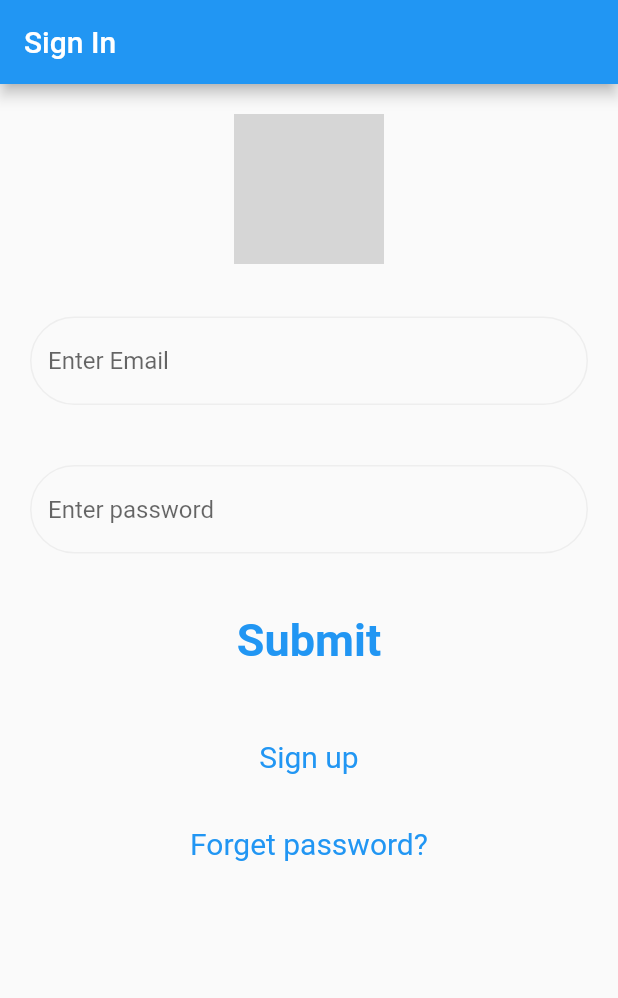
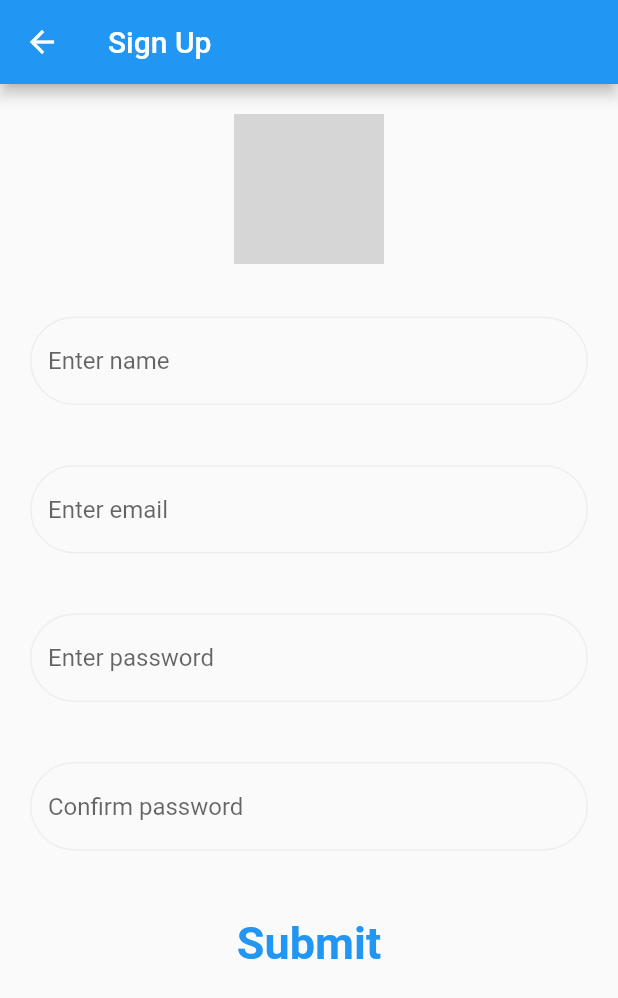
Before and after one commit to elodieriou/holbertonschool-twitter_clone, a Flutter app: the screen it shows after launch, after a tap on "Sign up", on a phone screen of 412 x 824 dp. Shown: the top 998 px of the screen. Run offline on Flutter 3.47's test engine with Material 2 defaults, Android fonts, the phone set to English and light mode, and no system bars; network calls fail; Roboto replaces fonts that are missing (Raleway); grey boxes are pictures that could not be loaded.

Commit message:
4. Sign Up

```diff
--- a/twitter/lib/screens/signin_screen.dart
+++ b/twitter/lib/screens/signin_screen.dart
@@ -2,6 +2,7 @@ import 'package:flutter/foundation.dart';
 import 'package:flutter/material.dart';
 import '../widgets/entry_field.dart';
 import '../widgets/flat_button.dart';
+import './signup_screen.dart';
 
 class SignIn extends StatefulWidget {
   const SignIn({super.key});
@@ -26,6 +27,14 @@ class _SignInState extends State<SignIn> {
     _emailController.dispose();
     _passwordController.dispose();
     super.dispose();
+  }
+
+  void _navigateToSignUp() {
+    // Navigate to the SignUp page when "Sign Up" button is pressed
+    Navigator.push(
+      context,
+      MaterialPageRoute(builder: (context) => SignUp()), // Replace SignUp with the actual class name of your SignUp widget
+    );
   }
 
   @override
@@ -71,11 +80,7 @@ class _SignInState extends State<SignIn> {
                 CustomFlatButton(
                   label: 'Sign up',
                   fontSize: 20,
-                  onPressed: () {
-                    if (kDebugMode) {
-                      print('Navigate to signup!');
-                    }// Handle sign-in logic here using _emailController and _passwordController.
-                  },
+                  onPressed: _navigateToSignUp,
                 ),
                 const SizedBox(height: 10),
                 CustomFlatButton(
--- /dev/null
+++ b/twitter/lib/screens/signup_screen.dart
@@ -0,0 +1,84 @@
+import 'package:flutter/foundation.dart';
+import 'package:flutter/material.dart';
+import '../widgets/entry_field.dart';
+import '../widgets/flat_button.dart';
+
+class SignUp extends StatefulWidget {
+  const SignUp({super.key});
+
+  @override
+  _SignUpState createState() => _SignUpState();
+}
+
+class _SignUpState extends State<SignUp> {
+  final TextEditingController _nameController = TextEditingController();
+  final TextEditingController _emailController = TextEditingController();
+  final TextEditingController _passwordController = TextEditingController();
+  final TextEditingController _confirmController = TextEditingController();
+  final GlobalKey<FormState> _formKey = GlobalKey<FormState>();
+
+  @override
+  void dispose() {
+    _nameController.dispose();
+    _emailController.dispose();
+    _passwordController.dispose();
+    _confirmController.dispose();
+    super.dispose();
+  }
+
+  @override
+  Widget build(BuildContext context) {
+    return Scaffold(
+      appBar: AppBar(
+        title: const Text('Sign Up'),
+      ),
+      body: Form(
+        key: _formKey,
+        child: SingleChildScrollView(
+          padding: const EdgeInsets.all(20.0),
+          child: Column(
+            mainAxisAlignment: MainAxisAlignment.center,
+            children: [
+              Image.network(
+                'http://assets.stickpng.com/images/580b57fcd9996e24bc43c53e.png',
+                height: 100,
+                width: 100,
+              ),
+              const SizedBox(height: 20),
+              CustomEntryField(
+                  hint: 'Enter name',
+                  controller: _nameController,
+              ),
+              const SizedBox(height: 10),
+              CustomEntryField(
+                  hint: 'Enter email',
+                  controller: _emailController
+              ),
+              const SizedBox(height: 10),
+              CustomEntryField(
+                  hint: 'Enter password',
+                  controller: _passwordController
+              ),
+              const SizedBox(height: 10),
+              CustomEntryField(
+                  hint: 'Confirm password',
+                  controller: _passwordController
+              ),
+              const SizedBox(height: 24),
+              CustomFlatButton(
+                  label: 'Submit',
+                  fontSize: 30,
+                  fontWeight: FontWeight.bold,
+                onPressed: () {
+                  if (kDebugMode) {
+                    print('Signup Button Clicked');
+                  }// Handle sign-in logic here using _emailController and _passwordController.
+                },
+              ),
+            ],
+          ),
+        ),
+      ),
+    );
+  }
+}
```
